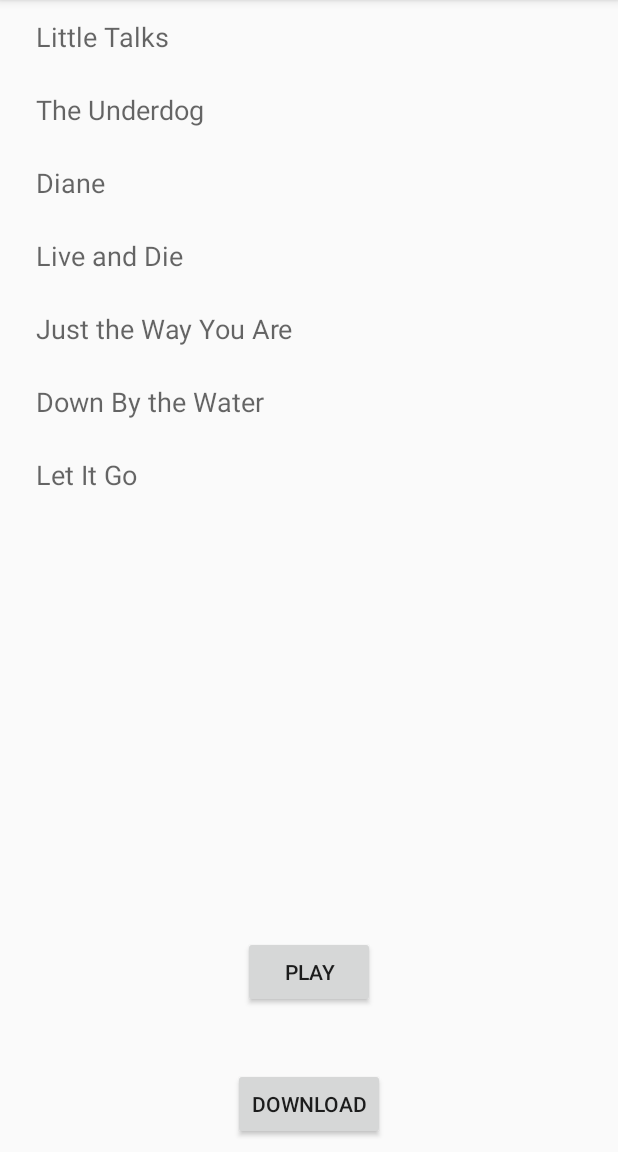
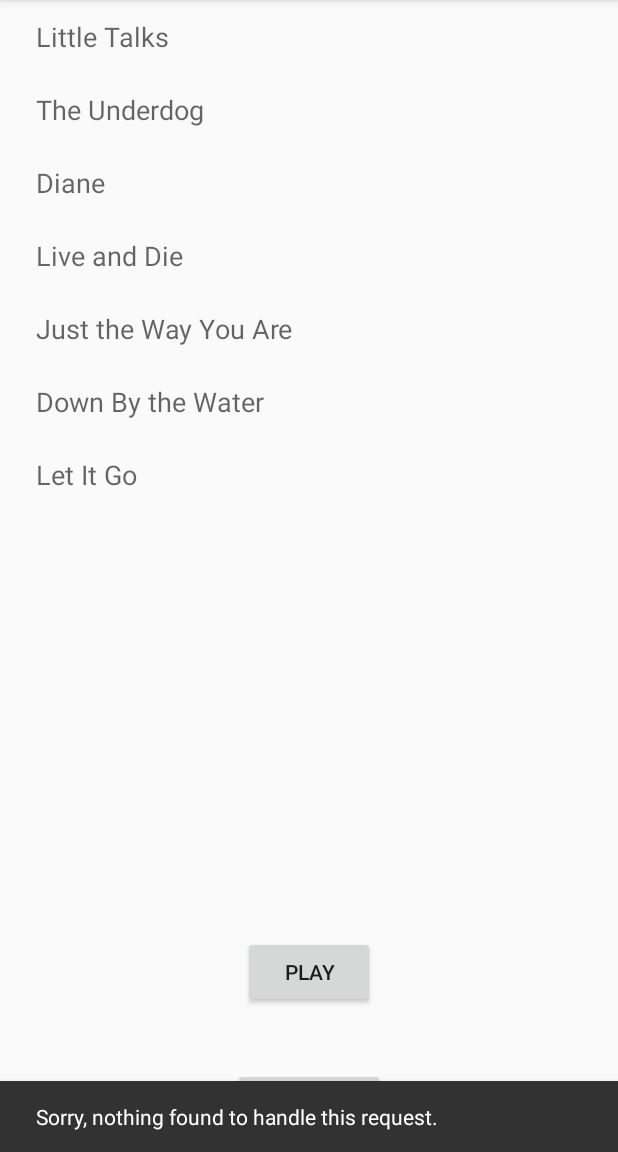
Before and after one commit to venkyg88/MusicMachine, an Android app: the screen it shows after launch (MainActivity), after a tap on "DOWNLOAD", on a phone screen of 412 x 824 dp, the part 84-1236 px from its top. Run offline under Robolectric (Android 15) with nearby library versions, the phone set to English and light mode, and no system bars; 1 statement that could not run was skipped.

Commit message:
Handling the crash, when there is no app to handle implicit intent using a SnackBar widget with error message

```diff
--- a/app/src/main/java/assignment/venkat/com/musicmachine/MainActivity.java
+++ b/app/src/main/java/assignment/venkat/com/musicmachine/MainActivity.java
@@ -9,6 +9,8 @@ import android.os.IBinder;
 import android.os.Message;
 import android.os.Messenger;
 import android.os.RemoteException;
+import android.support.constraint.ConstraintLayout;
+import android.support.design.widget.Snackbar;
 import android.support.v7.app.AppCompatActivity;
 import android.os.Bundle;
 import android.support.v7.widget.LinearLayoutManager;
@@ -37,6 +39,7 @@ public class MainActivity extends AppCompatActivity {
     private boolean mBound = false;
 
     private PlaylistAdapter mAdapter;
+    private ConstraintLayout mConstraintLayout;
 
     private ServiceConnection mServiceConnection = new ServiceConnection() {
         @Override
@@ -106,6 +109,8 @@ public class MainActivity extends AppCompatActivity {
         RecyclerView.LayoutManager layoutManager = new LinearLayoutManager(this);
         recyclerView.setLayoutManager(layoutManager);
         recyclerView.setHasFixedSize(true);
+
+        mConstraintLayout = (ConstraintLayout) findViewById(R.id.activity_main);
     }
 
     private void testIntents() {
@@ -118,7 +123,13 @@ public class MainActivity extends AppCompatActivity {
         Intent intent = new Intent(Intent.ACTION_VIEW);
         Uri geoLocation = Uri.parse("geo:0,0?q=40.745102, -74.155483(Venkathouse)");
         intent.setData(geoLocation);
-        startActivity(intent);
+        if (intent.resolveActivity(getPackageManager()) == null) {
+            //handle error - when there is no app to handle the implicit intent.
+            Snackbar.make(mConstraintLayout, "Sorry, nothing found to handle this request.", Snackbar.LENGTH_LONG).show();
+        }
+        else {
+            startActivity(intent);
+        }
     }
 
     private void downloadSongs() {
```
